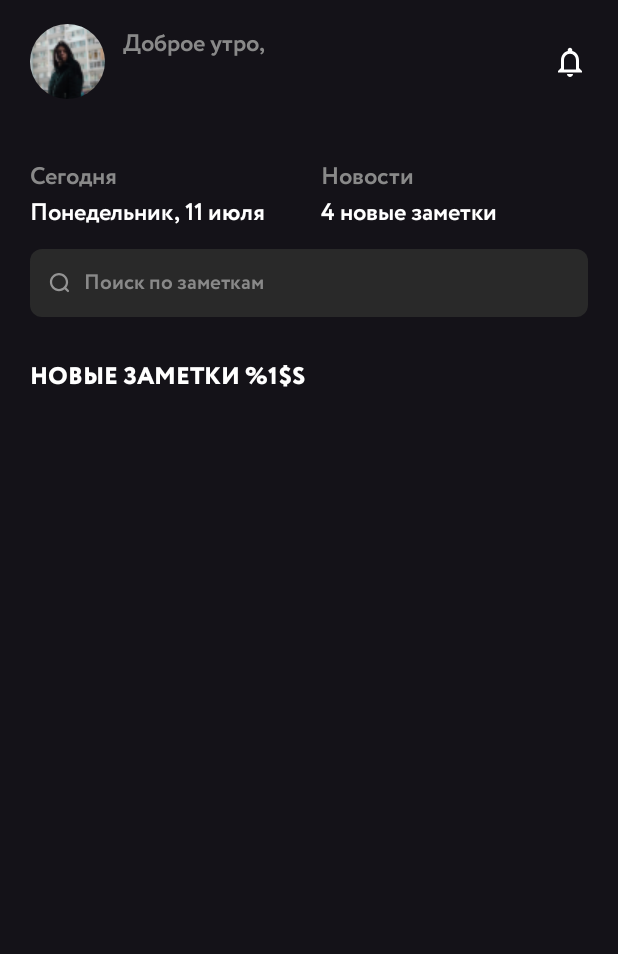
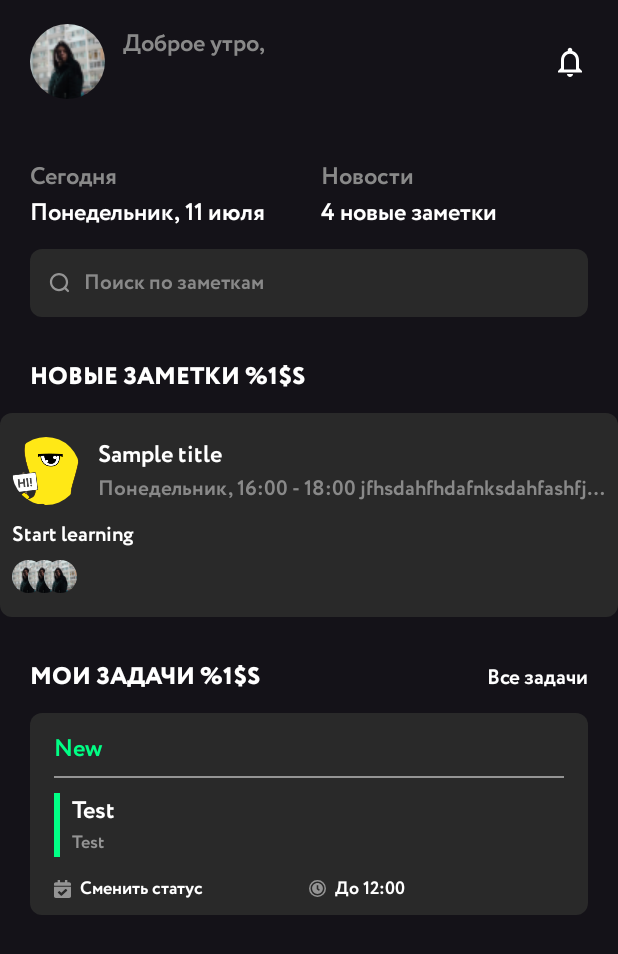
Before and after one commit to dzemmarat/ProfNotes, an Android app: the HomeFragment screen opened through its navigation route, on a phone screen of 412 x 824 dp. Shown: the top 954 px of the screen. Run offline under Robolectric (Android 15) with nearby library versions, the phone set to English and light mode, and no system bars; our stand-ins replace navigation-ui; plain views replace RoundedImageView.

Commit message:
Main screen lesson 5

```diff
--- a/app/src/main/java/ru/mrz/profnotes/MainActivity.kt
+++ b/app/src/main/java/ru/mrz/profnotes/MainActivity.kt
@@ -1,12 +1,15 @@
 package ru.mrz.profnotes
 
 import android.os.Bundle
+import android.os.PersistableBundle
+import android.view.View
 import com.google.android.material.bottomnavigation.BottomNavigationView
 import androidx.appcompat.app.AppCompatActivity
 import androidx.navigation.findNavController
 import androidx.navigation.ui.AppBarConfiguration
 import androidx.navigation.ui.setupActionBarWithNavController
 import androidx.navigation.ui.setupWithNavController
+import ru.mrz.profnotes.core.gone
 import ru.mrz.profnotes.databinding.ActivityMainBinding
 
 class MainActivity : AppCompatActivity() {
@@ -32,4 +35,9 @@ class MainActivity : AppCompatActivity() {
         setupActionBarWithNavController(navController, appBarConfiguration)
         navView.setupWithNavController(navController)
     }
+
+    override fun onStart() {
+        super.onStart()
+        binding.bottomNavigationView.gone()
+    }
 }
--- a/app/src/main/java/ru/mrz/profnotes/core/TextExtensions.kt
+++ b/app/src/main/java/ru/mrz/profnotes/core/TextExtensions.kt
@@ -4,7 +4,11 @@ import android.text.Spannable
 import android.text.style.ForegroundColorSpan
 import androidx.core.text.toSpannable
 
-fun CharSequence.spanString(startIndex: Int, endIndex: Int, color: Int): Spannable {
+fun CharSequence.spanString(
+    startIndex: Int,
+    endIndex: Int,
+    color: Int,
+): Spannable {
     val spannable = this.toSpannable()
     spannable.setSpan(
         ForegroundColorSpan(color),
--- /dev/null
+++ b/app/src/main/java/ru/mrz/profnotes/core/View.kt
@@ -0,0 +1,7 @@
+package ru.mrz.profnotes.core
+
+import android.view.View
+
+fun View.gone() {
+    visibility = View.GONE
+}
--- /dev/null
+++ b/app/src/main/java/ru/mrz/profnotes/data/model/MyNote.kt
@@ -0,0 +1,9 @@
+package ru.mrz.profnotes.data.model
+
+data class MyNote(
+    val id: Int,
+    val title: String,
+    val date: String,
+    val status: String, // TODO need to change to enum!
+    val description: String
+)
--- /dev/null
+++ b/app/src/main/java/ru/mrz/profnotes/data/model/NewNote.kt
@@ -0,0 +1,8 @@
+package ru.mrz.profnotes.data.model
+
+data class NewNote(
+    val id: Int,
+    val title: String,
+    val date: String,
+    val description: String
+)
--- a/app/src/main/java/ru/mrz/profnotes/ui/home/HomeFragment.kt
+++ b/app/src/main/java/ru/mrz/profnotes/ui/home/HomeFragment.kt
@@ -4,28 +4,70 @@ import android.os.Bundle
 import android.view.LayoutInflater
 import android.view.View
 import android.view.ViewGroup
-import android.widget.TextView
 import androidx.fragment.app.Fragment
-import androidx.lifecycle.ViewModelProvider
+import androidx.recyclerview.widget.LinearLayoutManager
+import androidx.viewpager2.widget.MarginPageTransformer
+import ru.mrz.profnotes.data.model.MyNote
+import ru.mrz.profnotes.data.model.NewNote
 import ru.mrz.profnotes.databinding.FragmentHomeBinding
+import ru.mrz.profnotes.ui.home.adapter.MyNotesAdapter
+import ru.mrz.profnotes.ui.home.adapter.NewNotesAdapter
 
 class HomeFragment : Fragment() {
 
     private var _binding: FragmentHomeBinding? = null
+    private val binding get() = _binding!!
 
-    // This property is only valid between onCreateView and
-    // onDestroyView.
-    private val binding get() = _binding!!
+    private val viewPagerAdapter by lazy { NewNotesAdapter() }
+    private val myNotesAdapter by lazy { MyNotesAdapter() }
 
     override fun onCreateView(
         inflater: LayoutInflater,
         container: ViewGroup?,
-        savedInstanceState: Bundle?
+        savedInstanceState: Bundle?,
     ): View {
+        _binding = FragmentHomeBinding.inflate(inflater, container, false)
+        return binding.root
+    }
 
-        _binding = FragmentHomeBinding.inflate(inflater, container, false)
-        val root: View = binding.root
-        return root
+    override fun onStart() {
+        super.onStart()
+        setupPager()
+        setupMyNotes()
+    }
+
+    private fun setupMyNotes() {
+        with(binding) {
+            rvMyNotes.adapter = myNotesAdapter
+            rvMyNotes.layoutManager = object : LinearLayoutManager(requireContext()) {
+                override fun canScrollVertically() = false
+            }
+
+            myNotesAdapter.setItems(listOf(
+                MyNote(
+                    id = 1,
+                    title = "Test",
+                    date = "Today",
+                    status = "New",
+                    description = "Test"
+                )
+            ))
+        }
+    }
+
+    private fun setupPager() {
+        with(binding) {
+            viewPagerAdapter.setItems(listOf(
+                NewNote(
+                    id = 1,
+                    title = "Sample title",
+                    date = "today",
+                    description = "Start learning"
+                )
+            ))
+
+            vpNewNotes.adapter = viewPagerAdapter
+        }
     }
 
     override fun onDestroyView() {
--- /dev/null
+++ b/app/src/main/java/ru/mrz/profnotes/ui/home/adapter/MyNotesAdapter.kt
@@ -0,0 +1,42 @@
+package ru.mrz.profnotes.ui.home.adapter
+
+import android.annotation.SuppressLint
+import android.view.LayoutInflater
+import android.view.ViewGroup
+import androidx.recyclerview.widget.RecyclerView
+import ru.mrz.profnotes.data.model.MyNote
+import ru.mrz.profnotes.data.model.NewNote
+import ru.mrz.profnotes.databinding.ItemNewNoteBinding
+import ru.mrz.profnotes.databinding.ItemNoteBinding
+
+class MyNotesAdapter : RecyclerView.Adapter<MyNotesAdapter.ViewHolder>() {
+    private var items = emptyList<MyNote>()
+
+    inner class ViewHolder(private val binding: ItemNoteBinding) :
+        RecyclerView.ViewHolder(binding.root) {
+            fun bind(item: MyNote){
+                with(binding) {
+                    tvNoteTitle.text = item.title
+                    tvNoteDescription.text = item.description
+                    tvNoteStatus.text = item.status
+                }
+            }
+    }
+
+    override fun onCreateViewHolder(parent: ViewGroup, viewType: Int): ViewHolder {
+        val inflater = LayoutInflater.from(parent.context)
+        return ViewHolder(ItemNoteBinding.inflate(inflater, parent, false))
+    }
+
+    override fun onBindViewHolder(holder: ViewHolder, position: Int) {
+        holder.bind(items[position])
+    }
+
+    @SuppressLint("NotifyDataSetChanged")
+    fun setItems(newItems: List<MyNote>) {
+        items = newItems
+        notifyDataSetChanged()
+    }
+
+    override fun getItemCount(): Int = items.size
+}
--- /dev/null
+++ b/app/src/main/java/ru/mrz/profnotes/ui/home/adapter/NewNotesAdapter.kt
@@ -0,0 +1,39 @@
+package ru.mrz.profnotes.ui.home.adapter
+
+import android.annotation.SuppressLint
+import android.view.LayoutInflater
+import android.view.ViewGroup
+import androidx.recyclerview.widget.RecyclerView
+import ru.mrz.profnotes.data.model.NewNote
+import ru.mrz.profnotes.databinding.ItemNewNoteBinding
+
+class NewNotesAdapter : RecyclerView.Adapter<NewNotesAdapter.ViewHolder>() {
+    private var items = emptyList<NewNote>()
+
+    inner class ViewHolder(private val binding: ItemNewNoteBinding) :
+        RecyclerView.ViewHolder(binding.root) {
+            fun bind(item: NewNote){
+                with(binding) {
+                    tvTitle.text = item.title
+                    tvDescription.text = item.description
+                }
+            }
+    }
+
+    override fun onCreateViewHolder(parent: ViewGroup, viewType: Int): ViewHolder {
+        val inflater = LayoutInflater.from(parent.context)
+        return ViewHolder(ItemNewNoteBinding.inflate(inflater, parent, false))
+    }
+
+    override fun onBindViewHolder(holder: ViewHolder, position: Int) {
+        holder.bind(items[position])
+    }
+
+    @SuppressLint("NotifyDataSetChanged")
+    fun setItems(newItems: List<NewNote>) {
+        items = newItems
+        notifyDataSetChanged()
+    }
+
+    override fun getItemCount(): Int = items.size
+}
--- a/app/src/main/java/ru/mrz/profnotes/ui/login/LoginFragment.kt
+++ b/app/src/main/java/ru/mrz/profnotes/ui/login/LoginFragment.kt
@@ -5,6 +5,7 @@ import android.view.LayoutInflater
 import android.view.View
 import android.view.ViewGroup
 import androidx.fragment.app.Fragment
+import androidx.navigation.fragment.findNavController
 import ru.mrz.profnotes.R
 import ru.mrz.profnotes.core.spanString
 import ru.mrz.profnotes.databinding.FragmentLoginBinding
@@ -19,7 +20,11 @@ class LoginFragment : Fragment() {
         container: ViewGroup?,
         savedInstanceState: Bundle?,
     ): View {
-        _binding = FragmentLoginBinding.inflate(inflater, container, false)
+        _binding = FragmentLoginBinding.inflate(
+            inflater,
+            container,
+            false
+        )
         return binding.root
     }
 
@@ -40,6 +45,10 @@ class LoginFragment : Fragment() {
                 color = requireContext().getColor(R.color.yellow)
             )
         }
+
+        binding.btnLogin.setOnClickListener {
+            findNavController().navigate(R.id.action_loginFragment_to_navigation_home)
+        }
     }
 
     override fun onDestroyView() {
--- a/app/src/main/res/drawable/bg_button.xml
+++ b/app/src/main/res/drawable/bg_button.xml
@@ -8,7 +8,7 @@
     </item>
     <item android:state_enabled="false">
         <shape android:shape="rectangle">
-            <solid android:color="@color/lightestGray"/>
+            <solid android:color="@color/darkGray"/>
             <corners android:radius="8dp"/>
         </shape>
     </item>
--- /dev/null
+++ b/app/src/main/res/drawable/bg_rounded_card.xml
@@ -0,0 +1,5 @@
+<?xml version="1.0" encoding="utf-8"?>
+<shape android:shape="rectangle" xmlns:android="http://schemas.android.com/apk/res/android">
+    <solid android:color="@color/dark"/>
+    <corners android:radius="8dp"/>
+</shape>
--- /dev/null
+++ b/app/src/main/res/drawable/ic_calendar.xml
@@ -0,0 +1,9 @@
+<vector xmlns:android="http://schemas.android.com/apk/res/android"
+    android:width="11dp"
+    android:height="12dp"
+    android:viewportWidth="11"
+    android:viewportHeight="12">
+  <path
+      android:pathData="M10.705,3.75H0.295C0.132,3.75 0,3.624 0,3.469V2.625C0,2.004 0.528,1.5 1.179,1.5H2.357V0.281C2.357,0.126 2.489,0 2.652,0H3.634C3.797,0 3.929,0.126 3.929,0.281V1.5H7.071V0.281C7.071,0.126 7.203,0 7.366,0H8.348C8.511,0 8.643,0.126 8.643,0.281V1.5H9.821C10.472,1.5 11,2.004 11,2.625V3.469C11,3.624 10.868,3.75 10.705,3.75ZM0.295,4.5H10.705C10.868,4.5 11,4.626 11,4.781V10.875C11,11.496 10.472,12 9.821,12H1.179C0.528,12 0,11.496 0,10.875V4.781C0,4.626 0.132,4.5 0.295,4.5ZM8.478,6.749L7.787,6.083C7.672,5.973 7.485,5.972 7.37,6.082L4.766,8.547L3.637,7.46C3.523,7.35 3.336,7.349 3.221,7.459L2.523,8.119C2.408,8.228 2.407,8.407 2.522,8.517L4.55,10.469C4.664,10.579 4.851,10.58 4.967,10.47L8.477,7.146C8.592,7.037 8.593,6.859 8.478,6.749Z"
+      android:fillColor="#949494"/>
+</vector>
--- /dev/null
+++ b/app/src/main/res/drawable/ic_time.xml
@@ -0,0 +1,14 @@
+<vector xmlns:android="http://schemas.android.com/apk/res/android"
+    android:width="11dp"
+    android:height="11dp"
+    android:viewportWidth="11"
+    android:viewportHeight="11">
+  <path
+      android:pathData="M5.5,2C3.567,2 2,3.567 2,5.5C2,7.433 3.567,9 5.5,9C7.433,9 9,7.433 9,5.5C9,3.567 7.433,2 5.5,2ZM6.306,6.941L5.061,6.036C5.017,6.004 4.992,5.953 4.992,5.899V3.524C4.992,3.431 5.068,3.355 5.161,3.355H5.839C5.932,3.355 6.008,3.431 6.008,3.524V5.468L6.904,6.12C6.98,6.175 6.996,6.28 6.941,6.357L6.543,6.904C6.488,6.979 6.382,6.996 6.306,6.941Z"
+      android:fillColor="#949494"/>
+  <path
+      android:strokeWidth="1"
+      android:pathData="M5.5,5.5m-5,0a5,5 0,1 1,10 0a5,5 0,1 1,-10 0"
+      android:fillColor="#00000000"
+      android:strokeColor="#949494"/>
+</vector>
--- a/app/src/main/res/layout/fragment_home.xml
+++ b/app/src/main/res/layout/fragment_home.xml
@@ -104,12 +104,12 @@
             style="@style/TextH3"
             android:layout_width="0dp"
             android:layout_height="wrap_content"
+            android:layout_marginTop="12dp"
             android:autofillHints="username"
-            android:layout_marginTop="12dp"
             android:background="@drawable/bg_login_edit_text"
-            android:hint="@string/hintSearch"
             android:drawableStart="@drawable/ic_search"
             android:drawablePadding="8dp"
+            android:hint="@string/hintSearch"
             android:inputType="text"
             android:padding="12dp"
             android:textColor="@color/white"
@@ -120,25 +120,61 @@
             app:layout_constraintTop_toBottomOf="@+id/tvTodayDescription"
             tools:ignore="TextFields" />
 
+        <LinearLayout
+            android:layout_width="match_parent"
+            android:layout_height="wrap_content"
+            app:layout_constraintTop_toBottomOf="@+id/etSearch">
+
             <TextView
                 android:id="@+id/tvNewNotesLabel"
                 style="@style/TextH1"
-            android:layout_width="0dp"
+                android:layout_width="match_parent"
                 android:layout_height="wrap_content"
+                android:layout_marginHorizontal="20dp"
                 android:layout_marginTop="28dp"
                 android:text="@string/labelNewNotes"
-            android:textAllCaps="true"
-            app:layout_constraintEnd_toEndOf="@+id/etSearch"
-            app:layout_constraintStart_toStartOf="@+id/etSearch"
-            app:layout_constraintTop_toBottomOf="@+id/etSearch" />
+                android:textAllCaps="true" />
 
             <androidx.viewpager2.widget.ViewPager2
-            android:layout_width="0dp"
+                android:id="@+id/vpNewNotes"
+                android:layout_width="match_parent"
                 android:layout_height="136dp"
-            android:layout_marginTop="12dp"
-            app:layout_constraintEnd_toEndOf="@+id/tvNewNotesLabel"
-            app:layout_constraintStart_toStartOf="@+id/tvNewNotesLabel"
-            app:layout_constraintTop_toBottomOf="@+id/tvNewNotesLabel" />
+                android:layout_marginTop="12dp" />
+
+            <LinearLayout
+                android:layout_width="match_parent"
+                android:layout_height="wrap_content"
+                android:orientation="horizontal"
+                android:layout_marginTop="28dp"
+                android:layout_marginHorizontal="20dp">
+
+                <TextView
+                    android:layout_width="match_parent"
+                    android:layout_height="wrap_content"
+                    style="@style/TextH1"
+                    android:textAllCaps="true"
+                    android:layout_weight="1"
+                    android:text="@string/labelMyNotes" />
+
+                <TextView
+                    android:layout_width="match_parent"
+                    android:layout_height="wrap_content"
+                    android:layout_weight="2"
+                    android:gravity="end"
+                    style="@style/TextH4"
+                    android:text="@string/labelShowMyNotes" />
+
+            </LinearLayout>
+
+            <androidx.recyclerview.widget.RecyclerView
+                android:id="@+id/rvMyNotes"
+                android:layout_width="match_parent"
+                android:layout_height="wrap_content"
+                tools:listitem="@layout/item_note"
+                android:layout_marginHorizontal="20dp"
+                android:layout_marginTop="12dp"/>
+
+        </LinearLayout>
 
     </androidx.constraintlayout.widget.ConstraintLayout>
 
--- a/app/src/main/res/layout/fragment_login.xml
+++ b/app/src/main/res/layout/fragment_login.xml
@@ -5,8 +5,8 @@
     android:layout_width="match_parent"
     android:layout_height="match_parent"
     android:layout_margin="20dp"
+    android:fillViewport="true"
     android:fitsSystemWindows="true"
-    android:fillViewport="true"
     tools:context="ui.login.LoginFragment">
 
     <androidx.constraintlayout.widget.ConstraintLayout
@@ -77,7 +77,8 @@
                 android:inputType="textPassword"
                 android:padding="12dp"
                 android:textColor="@color/gray"
-                android:textColorHint="@color/gray" />
+                android:textColorHint="@color/gray"
+                android:textCursorDrawable="@drawable/edit_text_cursor" />
 
             <TextView
                 android:id="@+id/tvLoginWithoutAuth"
@@ -106,17 +107,17 @@
                 android:text="@string/hintForgotPassword"
                 android:textColor="@color/gray" />
 
-            <Button
+            <androidx.appcompat.widget.AppCompatButton
                 android:id="@+id/btnLogin"
-                style="@style/TextH1"
-                android:background="@drawable/bg_button"
-                android:textAllCaps="true"
                 android:layout_width="match_parent"
                 android:layout_height="wrap_content"
                 android:layout_marginTop="12dp"
+                android:background="@drawable/bg_button"
                 android:padding="12dp"
                 android:enabled="false"
                 android:text="@string/btnLogin"
+                android:textAllCaps="true"
+                android:textAppearance="@style/TextH1"
                 android:textColor="@color/black" />
         </LinearLayout>
     </androidx.constraintlayout.widget.ConstraintLayout>
--- a/app/src/main/res/layout/item_new_note.xml
+++ b/app/src/main/res/layout/item_new_note.xml
@@ -3,7 +3,7 @@
     xmlns:app="http://schemas.android.com/apk/res-auto"
     xmlns:tools="http://schemas.android.com/tools"
     android:layout_width="match_parent"
-    android:layout_height="136dp"
+    android:layout_height="match_parent"
     android:background="@drawable/bg_new_note">
 
     <com.makeramen.roundedimageview.RoundedImageView
@@ -60,7 +60,7 @@
         android:layout_marginTop="9dp"
         android:ellipsize="end"
         android:ems="3"
-        android:maxLines="2"
+        android:maxLines="1"
         android:text="Первое занятие школы разработки, не пропусти"
         app:layout_constraintEnd_toEndOf="@+id/tvTitle"
         app:layout_constraintStart_toStartOf="@+id/ivUser"
--- /dev/null
+++ b/app/src/main/res/layout/item_note.xml
@@ -0,0 +1,97 @@
+<?xml version="1.0" encoding="utf-8"?>
+<androidx.constraintlayout.widget.ConstraintLayout xmlns:android="http://schemas.android.com/apk/res/android"
+    xmlns:app="http://schemas.android.com/apk/res-auto"
+    xmlns:tools="http://schemas.android.com/tools"
+    android:layout_width="match_parent"
+    android:layout_height="wrap_content"
+    android:background="@drawable/bg_rounded_card"
+    android:paddingStart="16dp"
+    android:paddingTop="12dp"
+    android:paddingEnd="16dp"
+    android:paddingBottom="8dp"
+    android:layout_marginBottom="12dp">
+
+    <TextView
+        android:id="@+id/tvNoteStatus"
+        style="@style/TextH2"
+        android:layout_width="0dp"
+        android:layout_height="wrap_content"
+        android:textColor="@color/green"
+        app:layout_constraintEnd_toEndOf="parent"
+        app:layout_constraintStart_toStartOf="parent"
+        app:layout_constraintTop_toTopOf="parent"
+        tools:text="В работе" />
+
+    <View
+        android:id="@+id/divider"
+        android:layout_width="match_parent"
+        android:layout_height="1dp"
+        android:layout_marginTop="6dp"
+        android:background="@color/lightestGray"
+        app:layout_constraintEnd_toEndOf="parent"
+        app:layout_constraintStart_toStartOf="parent"
+        app:layout_constraintTop_toBottomOf="@+id/tvNoteStatus" />
+
+    <TextView
+        android:id="@+id/tvNoteTitle"
+        style="@style/TextH2"
+        android:layout_width="match_parent"
+        android:layout_height="wrap_content"
+        android:layout_marginStart="12dp"
+        android:layout_marginTop="10dp"
+        android:lines="1"
+        app:layout_constraintStart_toEndOf="@+id/lineStart"
+        app:layout_constraintTop_toBottomOf="@+id/divider"
+        tools:text="Выполнение дз к понедельнику" />
+
+    <TextView
+        android:id="@+id/tvNoteDescription"
+        style="@style/TextH5"
+        android:layout_width="match_parent"
+        android:layout_height="wrap_content"
+        android:layout_marginStart="12dp"
+        android:lines="1"
+        android:textColor="@color/lightestGray"
+        app:layout_constraintStart_toEndOf="@+id/lineStart"
+        app:layout_constraintTop_toBottomOf="@+id/tvNoteTitle"
+        tools:text="Выучить основные компоненты андроид" />
+
+    <View
+        android:id="@+id/lineStart"
+        android:layout_width="4dp"
+        android:layout_height="0dp"
+        android:background="@color/green"
+        app:layout_constraintBottom_toBottomOf="@+id/tvNoteDescription"
+        app:layout_constraintStart_toStartOf="@+id/divider"
+        app:layout_constraintTop_toTopOf="@+id/tvNoteTitle" />
+
+    <TextView
+        android:id="@+id/tvChangeStatus"
+        style="@style/TextH5"
+        android:layout_width="0dp"
+        android:layout_height="wrap_content"
+        android:layout_marginTop="12dp"
+        android:drawableStart="@drawable/ic_calendar"
+        android:drawablePadding="6dp"
+        android:text="Сменить статус"
+        app:layout_constraintEnd_toStartOf="@+id/tvChangeTime"
+        app:layout_constraintHorizontal_bias="0.5"
+        app:layout_constraintHorizontal_chainStyle="packed"
+        app:layout_constraintStart_toStartOf="parent"
+        app:layout_constraintTop_toBottomOf="@+id/lineStart" />
+
+    <TextView
+        android:id="@+id/tvChangeTime"
+        style="@style/TextH5"
+        android:layout_width="0dp"
+        android:layout_height="wrap_content"
+        android:drawableStart="@drawable/ic_time"
+        android:drawablePadding="6dp"
+        android:text="До 12:00"
+        app:layout_constraintEnd_toEndOf="parent"
+        app:layout_constraintHorizontal_bias="0.5"
+        app:layout_constraintStart_toEndOf="@+id/tvChangeStatus"
+        app:layout_constraintTop_toTopOf="@+id/tvChangeStatus" />
+
+
+</androidx.constraintlayout.widget.ConstraintLayout>
--- a/app/src/main/res/navigation/mobile_navigation.xml
+++ b/app/src/main/res/navigation/mobile_navigation.xml
@@ -20,5 +20,9 @@
         android:id="@+id/loginFragment"
         android:name="ru.mrz.profnotes.ui.login.LoginFragment"
         android:label="fragment_login"
-        tools:layout="@layout/fragment_login" />
+        tools:layout="@layout/fragment_login" >
+        <action
+            android:id="@+id/action_loginFragment_to_navigation_home"
+            app:destination="@id/navigation_home" />
+    </fragment>
 </navigation>
--- a/app/src/main/res/values/strings.xml
+++ b/app/src/main/res/values/strings.xml
@@ -20,4 +20,6 @@
     <string name="news">Новости</string>
     <string name="hintSearch">Поиск по заметкам</string>
     <string name="labelNewNotes">Новые заметки %1$s</string>
+    <string name="labelMyNotes">Мои задачи %1$s</string>
+    <string name="labelShowMyNotes">Все задачи</string>
 </resources>
```
Lines whose indentation alone changed are shown as unchanged.
